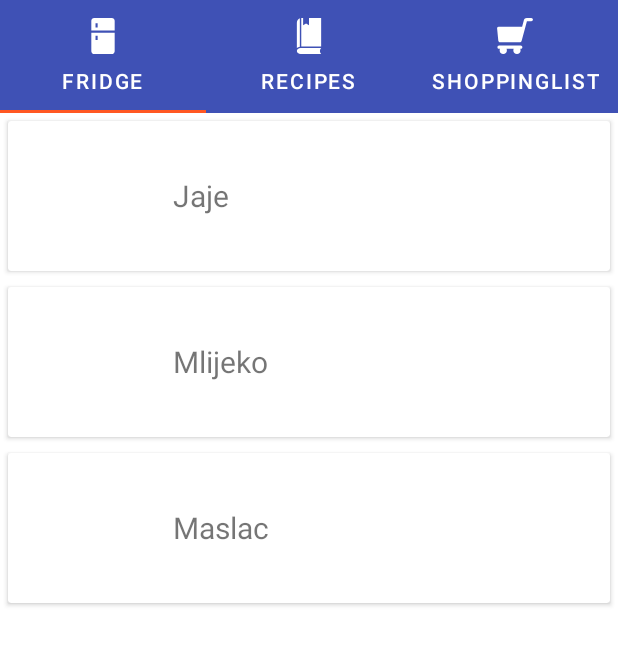
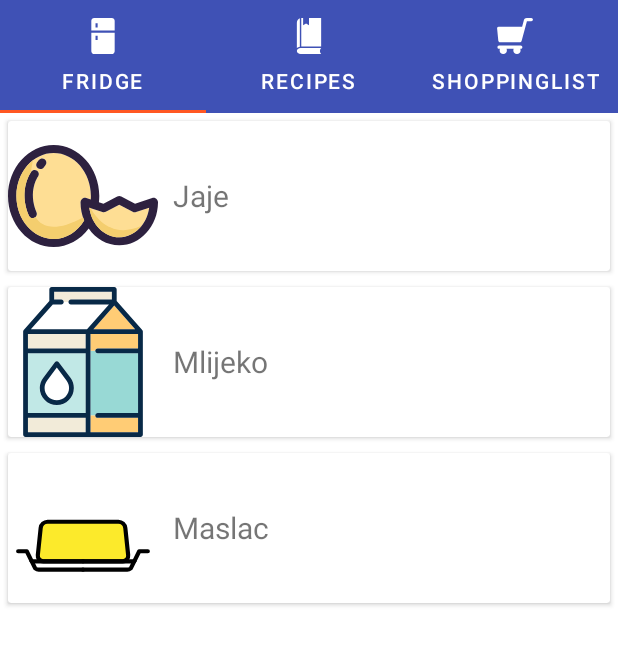
Before and after one commit to foivz/rampu22-ssmrcek20-kvardijan-fsostaric20, an Android app: the screen it shows after launch (MainActivity), on a phone screen of 412 x 824 dp. Shown: the top 645 px of the screen. Run offline under Robolectric (Android 15) with nearby library versions, the phone set to English and light mode, and no system bars.

Commit message:
Napravljena funkcija koja mjenja ikonu ovisno o nazivu namirnice. Dodana Default ikona za namirnicu koja nema specificiranu ikonu. #2

```diff
--- a/Software/app/src/main/java/hr/foi/rampu/fridgium/adapters/NamirnicaAdapter.kt
+++ b/Software/app/src/main/java/hr/foi/rampu/fridgium/adapters/NamirnicaAdapter.kt
@@ -3,7 +3,9 @@ package hr.foi.rampu.fridgium.adapters
 import android.view.LayoutInflater
 import android.view.View
 import android.view.ViewGroup
+import android.widget.ImageView
 import android.widget.TextView
+import androidx.core.content.ContextCompat
 import androidx.recyclerview.widget.RecyclerView
 import hr.foi.rampu.fridgium.R
 import hr.foi.rampu.fridgium.entities.Namirnica
@@ -11,14 +13,27 @@ import hr.foi.rampu.fridgium.entities.Namirnica
 class NamirnicaAdapter(private val namirnicaList: List<Namirnica>) : RecyclerView.Adapter<NamirnicaAdapter.NamirnicaViewHolder>() {
 
     inner class NamirnicaViewHolder(view: View): RecyclerView.ViewHolder(view){
+        protected val pogled = view
         private val imeNamirnice: TextView
-
+        private val ikonicaNamirnice: ImageView
         init {
+            ikonicaNamirnice = view.findViewById(R.id.img_ikona_namirnice_hladnjak)
             imeNamirnice = view.findViewById(R.id.tv_ime_namirnice)
         }
 
         fun bind(namirnica: Namirnica){
             imeNamirnice.text = namirnica.naziv
+            val draw = ContextCompat.getDrawable(pogled.context,OdaberiIkonicu(namirnica.naziv))
+            ikonicaNamirnice.setImageDrawable(draw)
+        }
+
+        fun OdaberiIkonicu(naziv: String): Int {
+            return when(naziv){
+                "Jaje" -> R.drawable.egg_svgrepo_com
+                "Maslac" -> R.drawable.butter_svgrepo_com
+                "Mlijeko" -> R.drawable.milk_svgrepo_com
+                else -> R.drawable.ic_baseline_dining_24
+            }
         }
     }
 
--- /dev/null
+++ b/Software/app/src/main/res/drawable/ic_baseline_dining_24.xml
@@ -0,0 +1,5 @@
+<vector android:height="24dp" android:tint="#000000"
+    android:viewportHeight="24" android:viewportWidth="24"
+    android:width="24dp" xmlns:android="http://schemas.android.com/apk/res/android">
+    <path android:fillColor="@android:color/white" android:pathData="M20,2H4C2.9,2 2,2.9 2,4v16c0,1.1 0.9,2 2,2h16c1.1,0 2,-0.9 2,-2V4C22,2.9 21.1,2 20,2zM11,10.3c0,0.93 -0.64,1.71 -1.5,1.93V19H8v-6.77c-0.86,-0.22 -1.5,-1 -1.5,-1.93V6.5C6.5,6.22 6.72,6 7,6s0.5,0.22 0.5,0.5V9h0.75V6.5c0,-0.28 0.22,-0.5 0.5,-0.5s0.5,0.22 0.5,0.5V9H10V6.5C10,6.22 10.23,6 10.5,6C10.78,6 11,6.22 11,6.5V10.3zM15.58,12.59l-0.08,0.03V19H14v-6.38l-0.08,-0.04c-0.97,-0.47 -1.67,-1.7 -1.67,-3.18c0,-1.88 1.13,-3.4 2.5,-3.4c1.38,0 2.5,1.53 2.5,3.41C17.25,10.89 16.55,12.12 15.58,12.59z"/>
+</vector>
```
